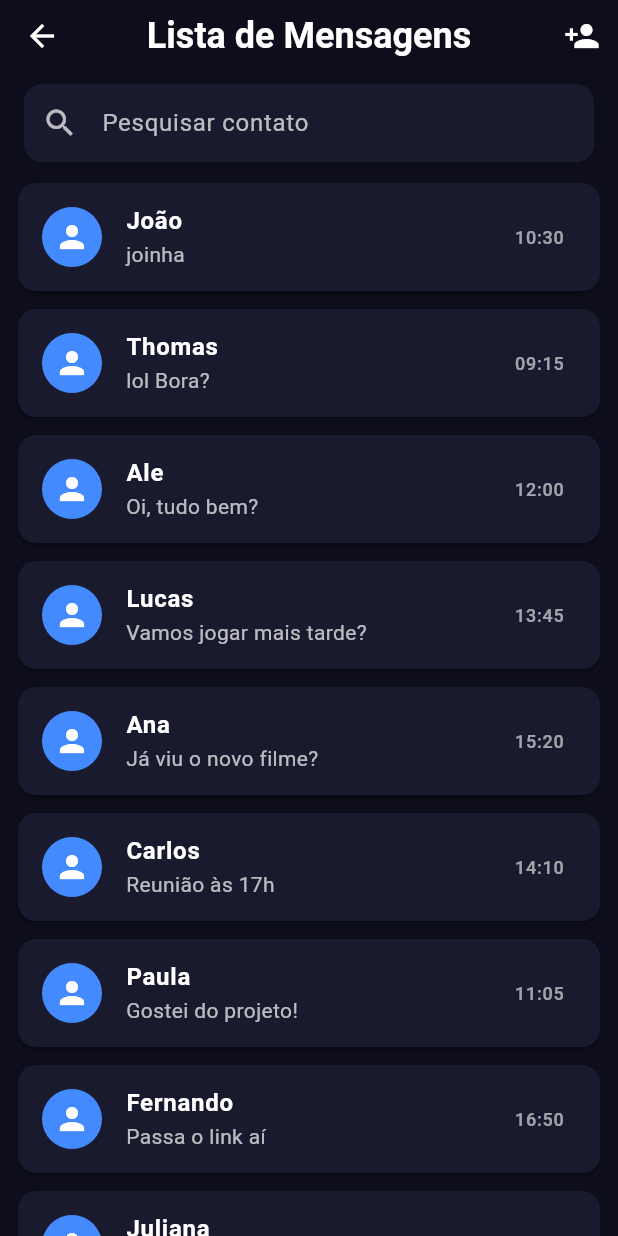
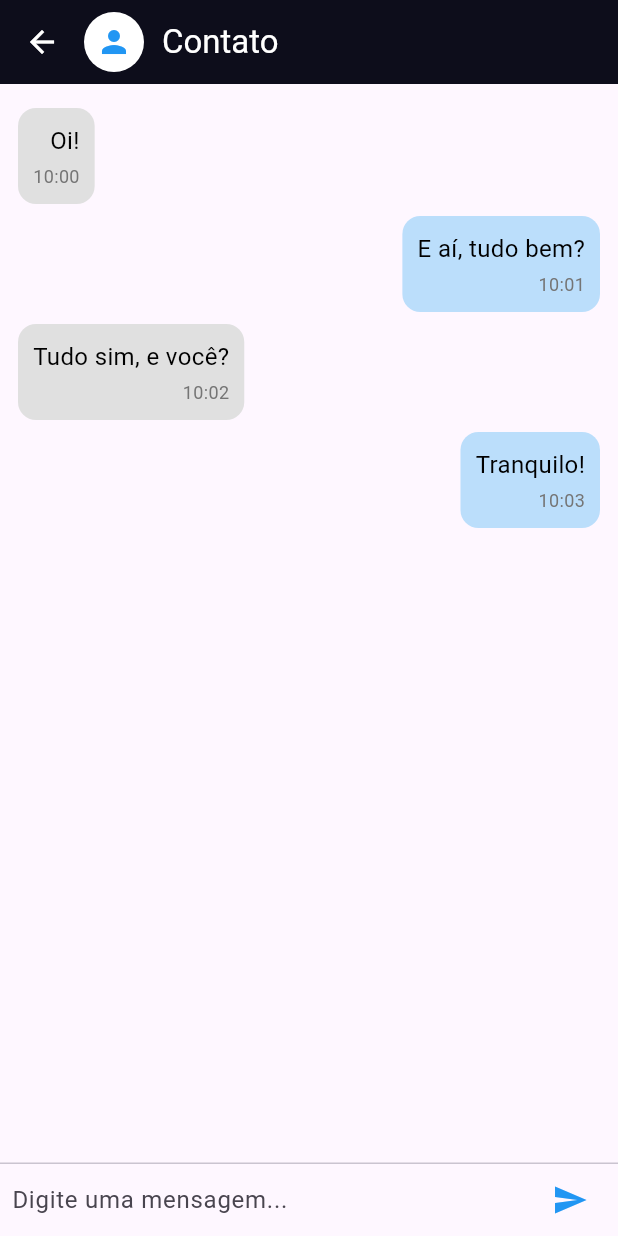
Before and after one commit to JoaoVictorADM/PDM, a Flutter app: the ChatListScreen screen opened directly, after a tap on "João", on a phone screen of 412 x 824 dp. Run offline on Flutter 3.47's test engine with Material 3 defaults, Android fonts, the phone set to English and light mode, and no system bars.

Commit message:
tela do chat e perfil adicionados

```diff
--- a/lib/chat_list_screen.dart
+++ b/lib/chat_list_screen.dart
@@ -1,4 +1,5 @@
-import 'package:chat/auth_screen.dart';
+import 'package:chat/chat_screen.dart';
+import 'package:chat/profile_screen.dart';
 import 'package:flutter/material.dart';
 
 class ChatListScreen extends StatelessWidget {
@@ -32,16 +33,17 @@ class ChatListScreen extends StatelessWidget {
         elevation: 0, // Retira a sombra do AppBar
         centerTitle: true, // Centraliza o título da AppBar
         leading: IconButton(
-          icon: const Icon(
-            Icons.arrow_back,
-            color: Colors.white,
-          ), // Ícone de voltar, Poderia ser um ícone de perfil do usuário, que, ao ser clicado, levaria a uma tela onde ele poderia alterar o nome, a senha e a foto de perfil.
+          icon: CircleAvatar(
+            backgroundColor: Colors.white,
+            child: Icon(
+              Icons.person,
+              color: Colors.blue, // ícone azul
+            ),
+          ),
           onPressed: () {
-            Navigator.pushReplacement(
+            Navigator.push(
               context,
-              MaterialPageRoute(
-                builder: (context) => const AuthScreen(),
-              ), // Navega para a tela de Login ao clicar
+              MaterialPageRoute(builder: (context) => const ProfileScreen()),
             );
           },
         ),
@@ -55,9 +57,12 @@ class ChatListScreen extends StatelessWidget {
         ),
         actions: <Widget>[
           IconButton(
-            icon: const Icon(
-              Icons.person_add,
-              color: Colors.white,
+            icon: const CircleAvatar(
+              backgroundColor: Colors.white,
+              child: Icon(
+                Icons.person_add,
+                color: Colors.blue, // ícone azul
+              ),
             ), // Ícone de adicionar pessoa
             onPressed: () {
               final emailController = TextEditingController();
@@ -118,21 +123,37 @@ class ChatListScreen extends StatelessWidget {
                                     onPressed: () {
                                       Navigator.of(context).pop();
                                     },
-                                    child: const Text('Cancelar'),
+                                    child: const Text(
+                                      'Cancelar',
+                                      style: TextStyle(
+                                        fontSize: 14,
+                                        color: Colors.white,
+                                        fontWeight: FontWeight.bold,
+                                      ),
+                                    ),
                                   ),
                                   ElevatedButton(
                                     onPressed: () {
                                       final email = emailController.text;
                                       if (email.isNotEmpty) {
                                         // Ação ao enviar a mensagem
-                                        print('Mensagem enviada para $email');
+                                        debugPrint(
+                                          'Mensagem enviada para $email',
+                                        );
                                         Navigator.of(context).pop();
                                       }
                                     },
                                     style: ElevatedButton.styleFrom(
                                       backgroundColor: Colors.blueAccent,
                                     ),
-                                    child: const Text('Enviar mensagem'),
+                                    child: const Text(
+                                      'Enviar mensagem',
+                                      style: TextStyle(
+                                        fontSize: 14,
+                                        color: Colors.white,
+                                        fontWeight: FontWeight.bold,
+                                      ),
+                                    ),
                                   ),
                                 ],
                               ),
@@ -239,7 +260,12 @@ class ChatListScreen extends StatelessWidget {
                 msg['time']!, // Hora da mensagem
                 style: const TextStyle(color: Colors.white60, fontSize: 12),
               ),
-              onTap: () {},
+              onTap: () {
+                Navigator.push(
+                  context,
+                  MaterialPageRoute(builder: (context) => const ChatScreen()),
+                );
+              },
             ),
           );
         },
--- /dev/null
+++ b/lib/chat_screen.dart
@@ -0,0 +1,118 @@
+import 'package:flutter/material.dart';
+
+class ChatScreen extends StatelessWidget {
+  const ChatScreen({super.key});
+
+  @override
+  Widget build(BuildContext context) {
+    final List<Map<String, dynamic>> messages = [
+      {"text": "Oi!", "time": "10:00", "isMe": false},
+      {"text": "E aí, tudo bem?", "time": "10:01", "isMe": true},
+      {"text": "Tudo sim, e você?", "time": "10:02", "isMe": false},
+      {"text": "Tranquilo!", "time": "10:03", "isMe": true},
+    ];
+
+    return Scaffold(
+      appBar: AppBar(
+        backgroundColor: const Color(0xFF0D0D1B),
+        leading: IconButton(
+          icon: const Icon(Icons.arrow_back, color: Colors.white),
+          onPressed: () {
+            Navigator.pop(context);
+          },
+        ),
+        titleSpacing: 0,
+        title: Row(
+          children: [
+            const CircleAvatar(
+              backgroundColor: Colors.white,
+              child: Icon(Icons.person, color: Colors.blue),
+            ),
+            const SizedBox(width: 12),
+            const Text("Contato", style: TextStyle(color: Colors.white)),
+          ],
+        ),
+      ),
+      body: Column(
+        children: [
+          Expanded(
+            child: ListView.builder(
+              padding: const EdgeInsets.all(12),
+              itemCount: messages.length,
+              itemBuilder: (context, index) {
+                final message = messages[index];
+                final alignment =
+                    message['isMe']
+                        ? CrossAxisAlignment.end
+                        : CrossAxisAlignment.start;
+                final bgColor =
+                    message['isMe'] ? Colors.blue[100] : Colors.grey[300];
+                final textColor = Colors.black;
+
+                return Column(
+                  crossAxisAlignment: alignment,
+                  children: [
+                    Container(
+                      margin: const EdgeInsets.symmetric(vertical: 4),
+                      padding: const EdgeInsets.all(10),
+                      constraints: const BoxConstraints(maxWidth: 250),
+                      decoration: BoxDecoration(
+                        color: bgColor,
+                        borderRadius: BorderRadius.circular(12),
+                      ),
+                      child: Column(
+                        crossAxisAlignment: CrossAxisAlignment.end,
+                        children: [
+                          Text(
+                            message['text'],
+                            style: TextStyle(color: textColor, fontSize: 16),
+                          ),
+                          const SizedBox(height: 4),
+                          Text(
+                            message['time'],
+                            style: TextStyle(
+                              color: Colors.grey[600],
+                              fontSize: 12,
+                            ),
+                          ),
+                        ],
+                      ),
+                    ),
+                  ],
+                );
+              },
+            ),
+          ),
+          const Divider(height: 1),
+          SafeArea(
+            child: Padding(
+              padding: EdgeInsets.only(
+                left: 8,
+                right: 8,
+                bottom: MediaQuery.of(context).viewInsets.bottom,
+              ),
+              child: Row(
+                children: [
+                  Expanded(
+                    child: TextField(
+                      decoration: const InputDecoration(
+                        hintText: "Digite uma mensagem...",
+                        border: InputBorder.none,
+                      ),
+                    ),
+                  ),
+                  IconButton(
+                    icon: const Icon(Icons.send, color: Colors.blue),
+                    onPressed: () {
+                      // ação de envio
+                    },
+                  ),
+                ],
+              ),
+            ),
+          ),
+        ],
+      ),
+    );
+  }
+}
--- a/pubspec.yaml
+++ b/pubspec.yaml
@@ -34,6 +34,7 @@ dependencies:
   # The following adds the Cupertino Icons font to your application.
   # Use with the CupertinoIcons class for iOS style icons.
   cupertino_icons: ^1.0.8
+  image_picker: ^1.1.2
 
 dev_dependencies:
   flutter_test:
```
Also changed, not shown: lib/profile_screen.dart (added, +109 -0 lines), pubspec.lock, 2 other files.
